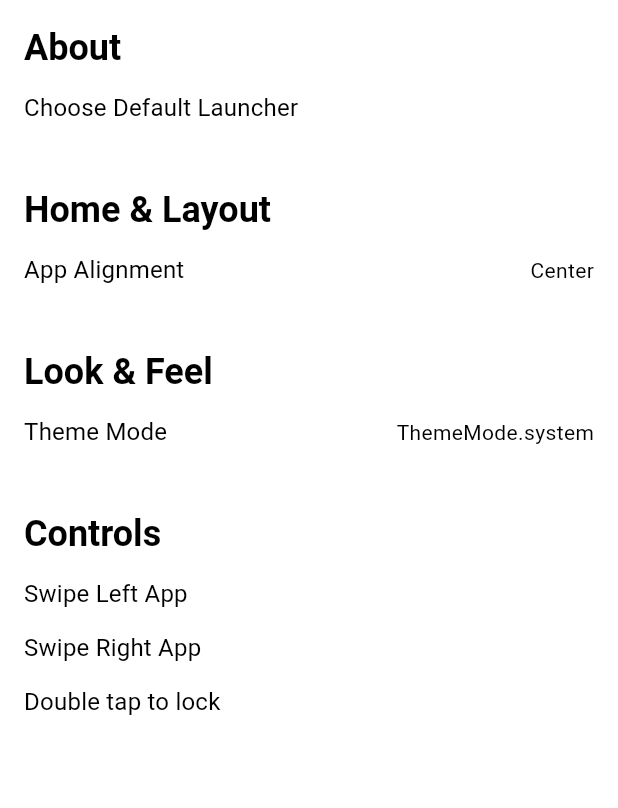
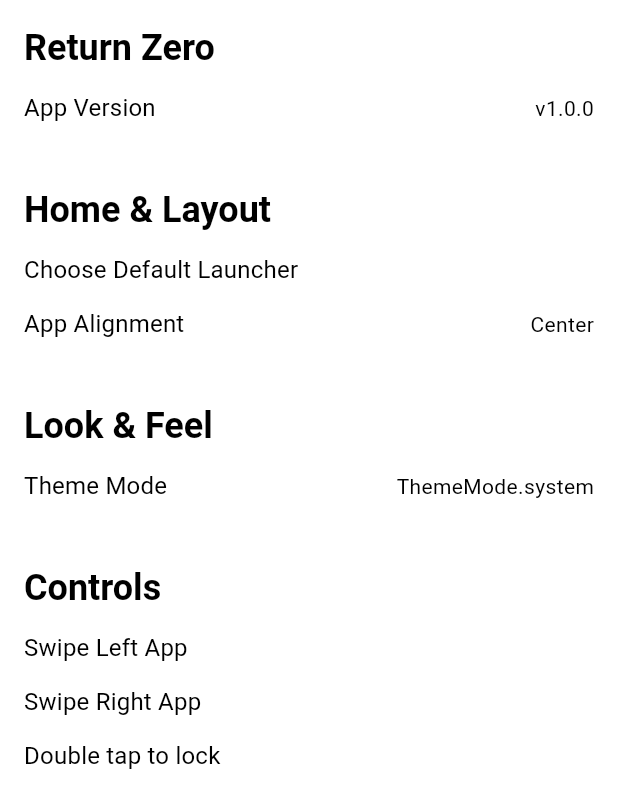
Before and after one commit to tarunvelagala/void_minimalist_launcher, a Flutter app: the SettingsPage screen opened by its route, on a phone screen of 412 x 824 dp. Shown: the top 808 px of the screen. Run offline on Flutter 3.47's test engine with Material 3 defaults, Android fonts, the phone set to English and light mode, and no system bars; our stand-ins replace flutter_riverpod, go_router, responsive_framework; missing offline and left inert: android_intent_plus.

Commit message:
feat: update AboutSection to use ReturnZeroLink and add ChangeDefaultLauncher widget

```diff
--- a/lib/features/settings/widgets/about/about_section.dart
+++ b/lib/features/settings/widgets/about/about_section.dart
@@ -1,5 +1,5 @@
 import 'package:flutter/material.dart';
-import 'package:return_zero/features/settings/widgets/about/change_default_launcher.dart';
+import 'package:return_zero/features/settings/widgets/about/return_zero_link.dart';
 import 'package:return_zero/features/settings/widgets/settings_section.dart';
 
 class AboutSection extends StatelessWidget {
@@ -7,6 +7,6 @@ class AboutSection extends StatelessWidget {
 
   @override
   Widget build(BuildContext context) {
-    return SettingsSection(title: 'About', children: [ChangeDefaultLauncher()]);
+    return SettingsSection(title: 'Return Zero', children: [ReturnZeroLink()]);
   }
 }
--- /dev/null
+++ b/lib/features/settings/widgets/about/return_zero_link.dart
@@ -0,0 +1,44 @@
+import 'package:flutter/material.dart';
+import 'package:url_launcher/url_launcher.dart';
+import 'package:return_zero/core/theme/app_typography.dart';
+
+class ReturnZeroLink extends StatelessWidget {
+  const ReturnZeroLink({super.key});
+
+  @override
+  Widget build(BuildContext context) {
+    const String githubUrl = "https://github.com/tarunvelagala/return_zero";
+    const String version = 'v1.0.0';
+    return Row(
+      mainAxisAlignment: MainAxisAlignment.spaceBetween,
+      children: [
+        Text(
+          'App Version',
+          style: AppTypography.titleMedium(
+            context,
+            scaleFactor: AppTypography.defaultScaleFactor,
+          ),
+        ),
+        GestureDetector(
+          onTap: () => _launchURL(githubUrl),
+          child: Text(
+            version,
+            style: AppTypography.bodyMedium(
+              context,
+              scaleFactor: AppTypography.defaultScaleFactor,
+            ),
+          ),
+        ),
+      ],
+    );
+  }
+
+  Future<void> _launchURL(String url) async {
+    final uri = Uri.parse(url);
+    if (await canLaunchUrl(uri)) {
+      await launchUrl(uri);
+    } else {
+      throw 'Could not launch $url';
+    }
+  }
+}
--- a/lib/features/settings/widgets/homeandlayout/home_and_layout_section.dart
+++ b/lib/features/settings/widgets/homeandlayout/home_and_layout_section.dart
@@ -1,5 +1,6 @@
 import 'package:flutter/material.dart';
 import 'package:return_zero/features/settings/widgets/homeandlayout/widgets/app_alignment.dart';
+import 'package:return_zero/features/settings/widgets/homeandlayout/widgets/change_default_launcher.dart';
 import 'package:return_zero/features/settings/widgets/settings_section.dart';
 
 class HomeAndLayoutSection extends StatelessWidget {
@@ -7,6 +8,9 @@ class HomeAndLayoutSection extends StatelessWidget {
 
   @override
   Widget build(BuildContext context) {
-    return SettingsSection(title: 'Home & Layout', children: [AppAlignment()]);
+    return SettingsSection(
+      title: 'Home & Layout',
+      children: [ChangeDefaultLauncher(), AppAlignment()],
+    );
   }
 }
--- a/pubspec.yaml
+++ b/pubspec.yaml
@@ -44,6 +44,7 @@ dependencies:
   android_intent_plus: ^6.0.0
   flutter_device_apps: ^0.3.1
   flutter_riverpod: ^3.0.3
+  url_launcher: ^6.3.2
 
 dev_dependencies:
   flutter_test:
```
Also changed, not shown: lib/features/settings/widgets/homeandlayout/widgets/change_default_launcher.dart (renamed from lib/features/settings/widgets/about/change_default_launcher.dart), pubspec.lock.
